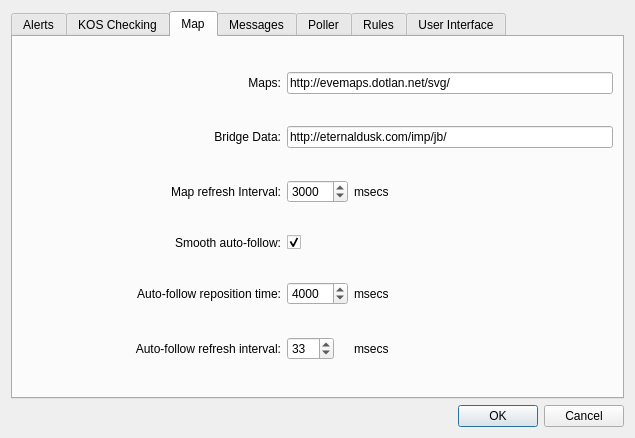
Before: the Qt Designer form src/options.ui in 3vi1/IMP, drawn with Qt 5.
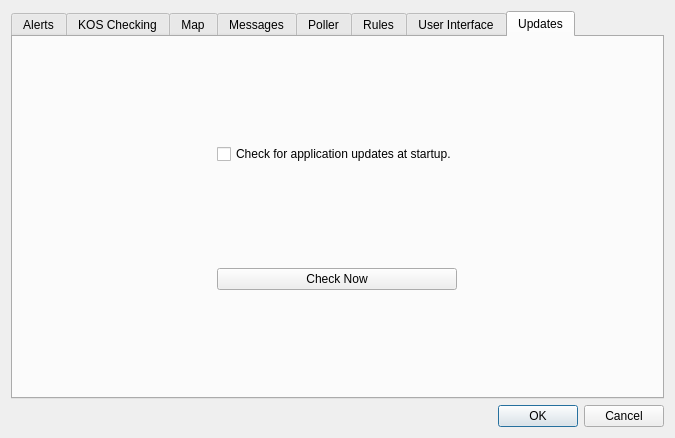
After: the same form once the commit is applied. The open tabs and pages were chosen to show the change. Icons and pictures are not drawn.

What changed in the file:
```diff
--- a/src/options.ui
+++ b/src/options.ui
@@ -6,7 +6,7 @@
    <rect>
     <x>0</x>
     <y>0</y>
-    <width>635</width>
+    <width>675</width>
     <height>438</height>
    </rect>
   </property>
@@ -1237,6 +1237,33 @@
        </item>
       </layout>
      </widget>
+     <widget class="QWidget" name="tabUpdates">
+      <attribute name="title">
+       <string>Updates</string>
+      </attribute>
+      <layout class="QGridLayout" name="gridLayout_11">
+       <item row="0" column="0">
+        <widget class="QCheckBox" name="checkUpdates">
+         <property name="sizePolicy">
+          <sizepolicy hsizetype="Fixed" vsizetype="Fixed">
+           <horstretch>0</horstretch>
+           <verstretch>0</verstretch>
+          </sizepolicy>
+         </property>
+         <property name="text">
+          <string>Check for application updates at startup.</string>
+         </property>
+        </widget>
+       </item>
+       <item row="1" column="0">
+        <widget class="QPushButton" name="buttonCheck">
+         <property name="text">
+          <string>Check Now</string>
+         </property>
+        </widget>
+       </item>
+      </layout>
+     </widget>
     </widget>
    </item>
   </layout>
```
Left out of the diff: 2 changed lines with no effect on the pictures.
